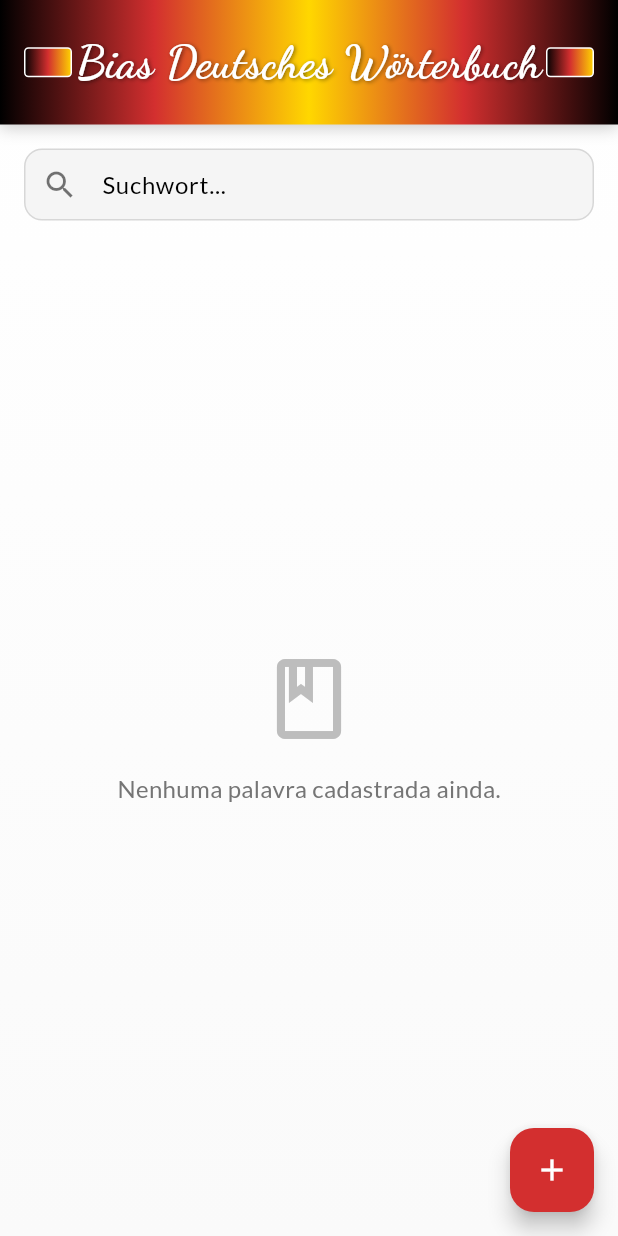
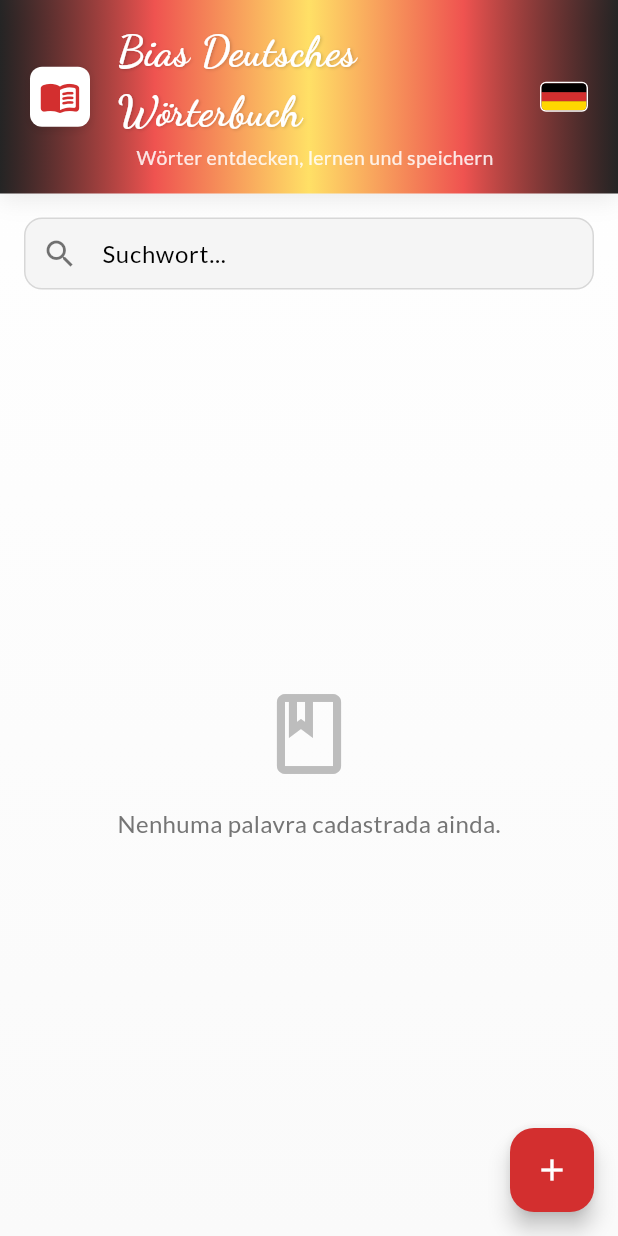
Before and after one commit to Bia-Matos/deutsches_worterbuch, a Flutter app: the screen it shows after launch, on a phone screen of 412 x 824 dp. Run offline on Flutter 3.47's test engine with Material 3 defaults, Android fonts, the light colour scheme and no system bars; our stand-ins replace cloud_firestore, firebase_core, flutter_screenutil, google_fonts; accounts and stored records are empty; statements that could not run were skipped.

Commit message:
feat: refatorando o header

```diff
--- a/lib/widgets/custom_title.dart
+++ b/lib/widgets/custom_title.dart
@@ -8,80 +8,106 @@ class CustomTitle extends StatelessWidget {
   Widget build(BuildContext context) {
     return Container(
       width: double.infinity,
-      padding: const EdgeInsets.symmetric(vertical: 20, horizontal: 16),
+      padding: const EdgeInsets.symmetric(vertical: 14, horizontal: 20),
       decoration: BoxDecoration(
         gradient: LinearGradient(
           begin: Alignment.centerLeft,
           end: Alignment.centerRight,
           colors: [
-            Colors.black,
-            Colors.red[700]!,
-            Color(0xFFFFD700),
-            Colors.red[700]!,
-            Colors.black,
+            Colors.black.withOpacity(0.85),
+            Colors.red[400]!,
+            Color(0xFFFFE066),
+            Colors.red[400]!,
+            Colors.black.withOpacity(0.85),
           ],
         ),
         boxShadow: [
           BoxShadow(
-            color: Colors.black.withOpacity(0.2),
-            blurRadius: 8,
+            color: Colors.black.withOpacity(0.08),
+            blurRadius: 12,
+            offset: const Offset(0, 4),
+          ),
+        ],
+      ),
+      child: Row(
+        children: [
+          // Ícone de livro estilizado à esquerda
+          Container(
+            decoration: BoxDecoration(
+              color: Colors.white,
+              borderRadius: BorderRadius.circular(8),
+              boxShadow: [
+                BoxShadow(
+                  color: Colors.black.withOpacity(0.10),
+                  blurRadius: 4,
                   offset: const Offset(0, 2),
                 ),
               ],
             ),
-      child: Row(
-        mainAxisAlignment: MainAxisAlignment.spaceBetween,
-        children: [
-          // Bandeira da Alemanha (esquerda)
-          Container(
-            width: 32,
-            height: 20,
-            decoration: BoxDecoration(
-              gradient: LinearGradient(
-                colors: [
-                  Colors.black,
-                  Colors.red[700]!,
-                  Color(0xFFFFD700),
-                ],
-              ),
-              borderRadius: BorderRadius.circular(3),
-              border: Border.all(color: Colors.white, width: 1),
+            padding: const EdgeInsets.all(6),
+            child: Icon(
+              Icons.menu_book_rounded,
+              color: Colors.red[700],
+              size: 28,
             ),
           ),
-          // Título centralizado
+          const SizedBox(width: 18),
+          // Título e subtítulo centralizados
           Expanded(
-            child: Center(
-              child: Text(
+            child: Column(
+              crossAxisAlignment: CrossAxisAlignment.center,
+              children: [
+                Text(
                   'Bias Deutsches Wörterbuch',
                   style: GoogleFonts.dancingScript(
-                  fontSize: 30,
+                    fontSize: 28,
                     fontWeight: FontWeight.bold,
                     color: Colors.white,
                     shadows: [
                       Shadow(
-                      color: Colors.black.withOpacity(0.5),
+                        color: Colors.black.withOpacity(0.18),
                         offset: const Offset(1, 1),
-                      blurRadius: 3,
+                        blurRadius: 2,
                       ),
                     ],
                   ),
                 ),
+                const SizedBox(height: 2),
+                Text(
+                  'Wörter entdecken, lernen und speichern',
+                  style: GoogleFonts.lato(
+                    fontSize: 13,
+                    color: Colors.white.withOpacity(0.85),
+                    fontWeight: FontWeight.w400,
                   ),
                 ),
-          // Bandeira da Alemanha (direita)
+              ],
+            ),
+          ),
+          // Bandeira da Alemanha na extremidade direita
           Container(
+            margin: const EdgeInsets.only(left: 18),
             width: 32,
             height: 20,
             decoration: BoxDecoration(
-              gradient: LinearGradient(
-                colors: [
-                  Colors.black,
-                  Colors.red[700]!,
-                  Color(0xFFFFD700),
+              borderRadius: BorderRadius.circular(4),
+              border: Border.all(color: Colors.white, width: 1),
+            ),
+            child: ClipRRect(
+              borderRadius: BorderRadius.circular(3),
+              child: Column(
+                children: [
+                  Expanded(
+                    child: Container(color: Colors.black),
+                  ),
+                  Expanded(
+                    child: Container(color: Colors.red[700]),
+                  ),
+                  Expanded(
+                    child: Container(color: Color(0xFFFFD700)),
+                  ),
                 ],
               ),
-              borderRadius: BorderRadius.circular(3),
-              border: Border.all(color: Colors.white, width: 1),
             ),
           ),
         ],
```
Lines whose indentation alone changed are shown as unchanged.
